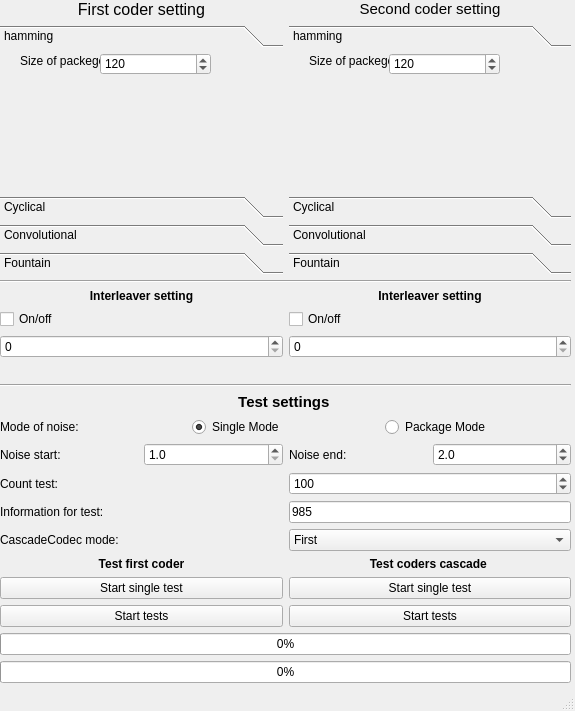
This is src/GUI/UI/window.ui in Banifest/Codding as Qt 5 draws it before an edit. The edited form follows.
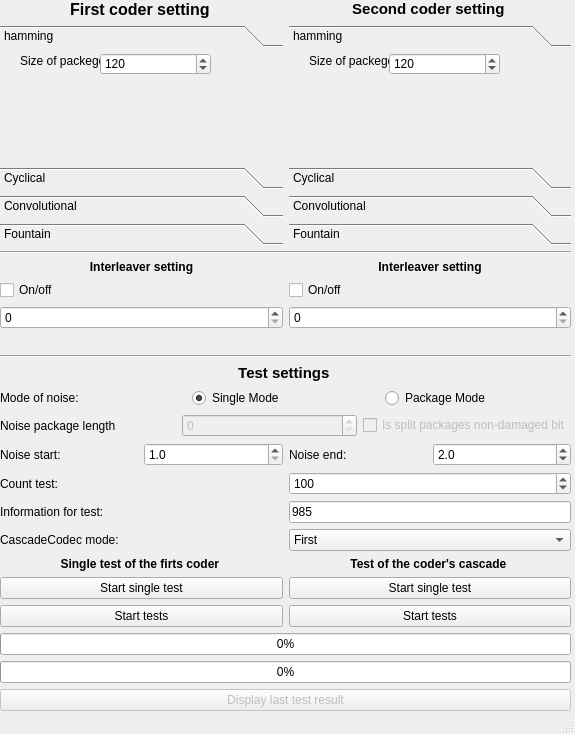
This is the edited form.

Commit message: Add GUI configure for package of noise config

What changed in the file:
```diff
--- a/src/GUI/UI/window.ui
+++ b/src/GUI/UI/window.ui
@@ -7,7 +7,7 @@
     <x>0</x>
     <y>0</y>
        <width>575</width>
-       <height>711</height>
+       <height>734</height>
    </rect>
   </property>
   <property name="windowTitle">
@@ -49,7 +49,9 @@
        <item row="0" column="0">
         <widget class="QLabel" name="descFirstCoderLabel">
          <property name="text">
-          <string>&lt;html&gt;&lt;head/&gt;&lt;body&gt;&lt;p align=&quot;center&quot;&gt;&lt;span style=&quot; font-size:12pt;&quot;&gt;First coder setting&lt;/span&gt;&lt;/p&gt;&lt;/body&gt;&lt;/html&gt;</string>
+             <string>&lt;html&gt;&lt;head/&gt;&lt;body&gt;&lt;p align=&quot;center&quot;&gt;&lt;span style=&quot;
+                 font-size:12pt; font-weight:600;&quot;&gt;First coder setting&lt;/span&gt;&lt;/p&gt;&lt;/body&gt;&lt;/html&gt;
+             </string>
          </property>
         </widget>
        </item>
@@ -71,7 +73,7 @@
             <x>0</x>
             <y>0</y>
             <width>281</width>
-               <height>147</height>
+               <height>117</height>
            </rect>
           </property>
           <attribute name="label">
@@ -369,7 +371,7 @@
             <x>0</x>
             <y>0</y>
             <width>280</width>
-               <height>147</height>
+               <height>117</height>
            </rect>
           </property>
           <attribute name="label">
@@ -652,7 +654,9 @@
        <item row="0" column="1">
         <widget class="QLabel" name="descSecondCoderSetting">
          <property name="text">
-          <string>&lt;html&gt;&lt;head/&gt;&lt;body&gt;&lt;p align=&quot;center&quot;&gt;&lt;span style=&quot; font-size:11pt;&quot;&gt;Second coder setting&lt;/span&gt;&lt;/p&gt;&lt;/body&gt;&lt;/html&gt;</string>
+             <string>&lt;html&gt;&lt;head/&gt;&lt;body&gt;&lt;p align=&quot;center&quot;&gt;&lt;span style=&quot;
+                 font-size:11pt; font-weight:600;&quot;&gt;Second coder setting&lt;/span&gt;&lt;/p&gt;&lt;/body&gt;&lt;/html&gt;
+             </string>
          </property>
         </widget>
        </item>
@@ -709,6 +713,8 @@
       </widget>
      </item>
      <item>
+         <layout class="QVBoxLayout" name="verticalLayout_2">
+             <item>
          <layout class="QHBoxLayout" name="horizontalLayout">
              <item>
                  <widget class="QLabel" name="noiseModeLayble">
@@ -737,6 +743,42 @@
          </layout>
      </item>
         <item>
+                 <layout class="QHBoxLayout" name="horizontalLayout_4">
+                     <item>
+                         <widget class="QLabel" name="noisePackageLengthLabel">
+                             <property name="text">
+                                 <string>Noise package length</string>
+                             </property>
+                         </widget>
+                     </item>
+                     <item>
+                         <widget class="QSpinBox" name="pakcageLengthSpinBox">
+                             <property name="enabled">
+                                 <bool>false</bool>
+                             </property>
+                             <property name="readOnly">
+                                 <bool>false</bool>
+                             </property>
+                             <property name="prefix">
+                                 <string/>
+                             </property>
+                         </widget>
+                     </item>
+                     <item>
+                         <widget class="QCheckBox" name="isSplitPackageCheckBox">
+                             <property name="enabled">
+                                 <bool>false</bool>
+                             </property>
+                             <property name="text">
+                                 <string>Is split packages non-damaged bit</string>
+                             </property>
+                         </widget>
+                     </item>
+                 </layout>
+             </item>
+         </layout>
+     </item>
+        <item>
             <layout class="QGridLayout" name="testCoderGrid">
        <item row="0" column="3">
         <widget class="QDoubleSpinBox" name="noiseFinishEdit">
@@ -770,7 +812,9 @@
        <item row="5" column="0" colspan="2">
         <widget class="QLabel" name="label_19">
          <property name="text">
-          <string>&lt;html&gt;&lt;head/&gt;&lt;body&gt;&lt;p align=&quot;center&quot;&gt;&lt;span style=&quot; font-weight:600;&quot;&gt;Test first coder&lt;/span&gt;&lt;/p&gt;&lt;/body&gt;&lt;/html&gt;</string>
+             <string>&lt;html&gt;&lt;head/&gt;&lt;body&gt;&lt;p align=&quot;center&quot;&gt;&lt;span style=&quot;
+                 font-weight:600;&quot;&gt;Single test of the firts coder&lt;/span&gt;&lt;/p&gt;&lt;/body&gt;&lt;/html&gt;
+             </string>
          </property>
         </widget>
        </item>
@@ -811,7 +855,7 @@
                     <widget class="QLabel" name="label_20">
                         <property name="text">
                             <string>&lt;html&gt;&lt;head/&gt;&lt;body&gt;&lt;p align=&quot;center&quot;&gt;&lt;span
-                                style=&quot; font-weight:600;&quot;&gt;Test coders cascade&lt;/span&gt;&lt;/p&gt;&lt;/body&gt;&lt;/html&gt;
+                                style=&quot; font-weight:600;&quot;&gt;Test of the coder's cascade&lt;/span&gt;&lt;/p&gt;&lt;/body&gt;&lt;/html&gt;
                             </string>
                         </property>
                     </widget>
```
Left out of the diff: 59 changed lines with no effect on the pictures. Lines whose indentation alone changed are shown as unchanged. The commit also changes 5 other files.
